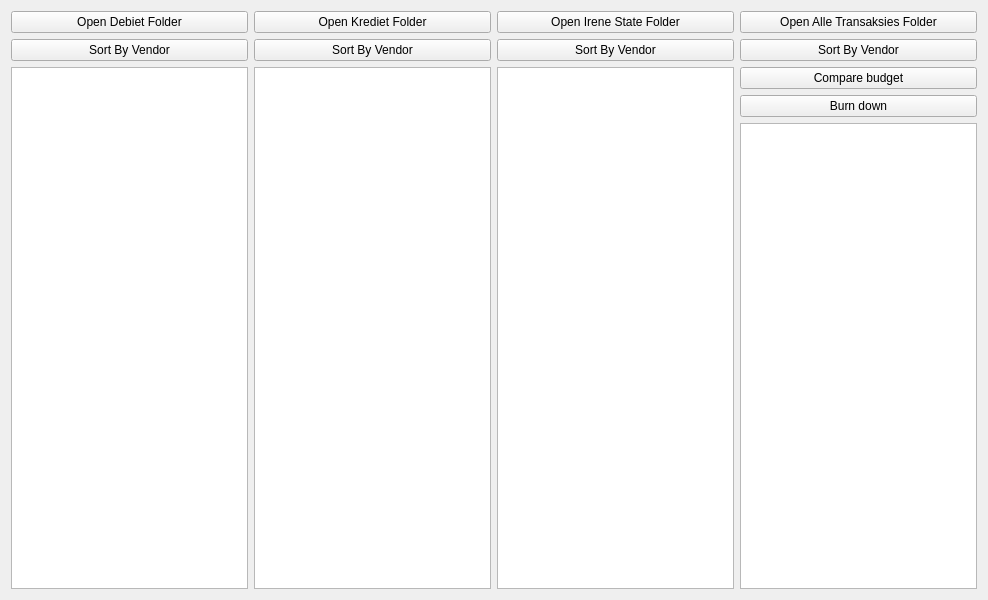
The window that form.ui (dschoonwinkel/StateAnalise) describes before a commit, drawn with Qt 5.
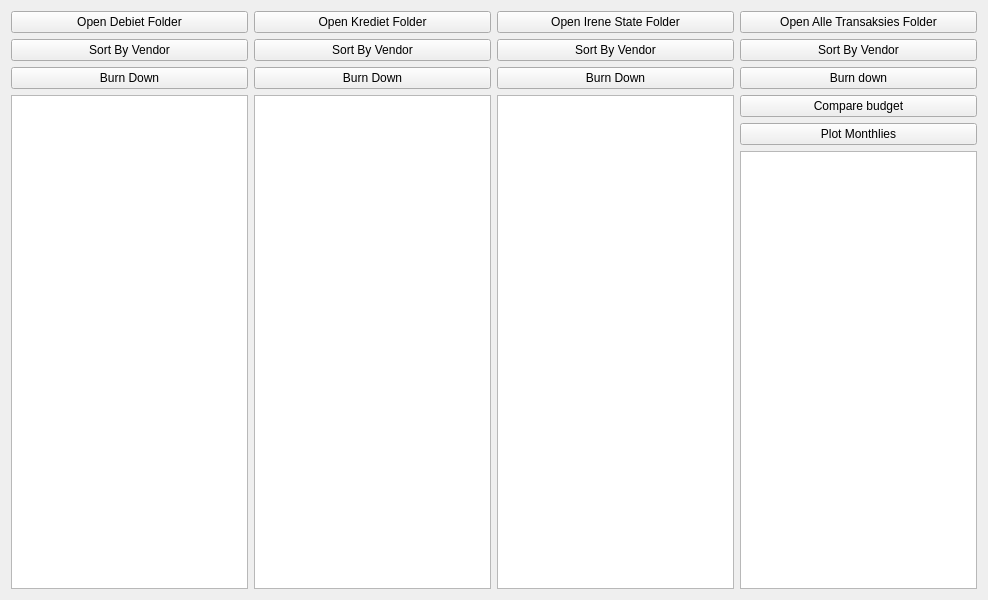
The same window after the commit.

Commit message: Completed compare budget basic functionality. Updated plot_monthly to use better colour schema and run from a button click.

What changed in the file:
```diff
--- a/form.ui
+++ b/form.ui
@@ -34,6 +34,13 @@
            </property>
           </widget>
          </item>
+         <item>
+          <widget class="QPushButton" name="buttonDebietBurnDown">
+           <property name="text">
+            <string>Burn Down</string>
+           </property>
+          </widget>
+         </item>
          <item>
           <widget class="QListView" name="ListViewDebietFiles"/>
          </item>
@@ -55,6 +62,13 @@
            </property>
           </widget>
          </item>
+         <item>
+          <widget class="QPushButton" name="buttonKredietBurnDown">
+           <property name="text">
+            <string>Burn Down</string>
+           </property>
+          </widget>
+         </item>
          <item>
           <widget class="QListView" name="ListViewKredietFiles"/>
          </item>
@@ -76,6 +90,13 @@
            </property>
           </widget>
          </item>
+         <item>
+          <widget class="QPushButton" name="buttonIreneBurnDown">
+           <property name="text">
+            <string>Burn Down</string>
+           </property>
+          </widget>
+         </item>
          <item>
           <widget class="QListView" name="listViewIrene"/>
          </item>
@@ -97,13 +118,6 @@
            </property>
           </widget>
          </item>
-         <item>
-          <widget class="QPushButton" name="buttonAlleCompareBudget">
-           <property name="text">
-            <string>Compare budget</string>
-           </property>
-          </widget>
-         </item>
          <item>
           <widget class="QPushButton" name="buttonAlleBurnDown">
            <property name="text">
@@ -111,6 +125,20 @@
            </property>
           </widget>
          </item>
+         <item>
+          <widget class="QPushButton" name="buttonAlleCompareBudget">
+           <property name="text">
+            <string>Compare budget</string>
+           </property>
+          </widget>
+         </item>
+         <item>
+          <widget class="QPushButton" name="buttonAllePlotMonthlies">
+           <property name="text">
+            <string>Plot Monthlies</string>
+           </property>
+          </widget>
+         </item>
          <item>
           <widget class="QListView" name="ListViewAlleTranFiles"/>
          </item>
```
The commit also changes 8 other files.
